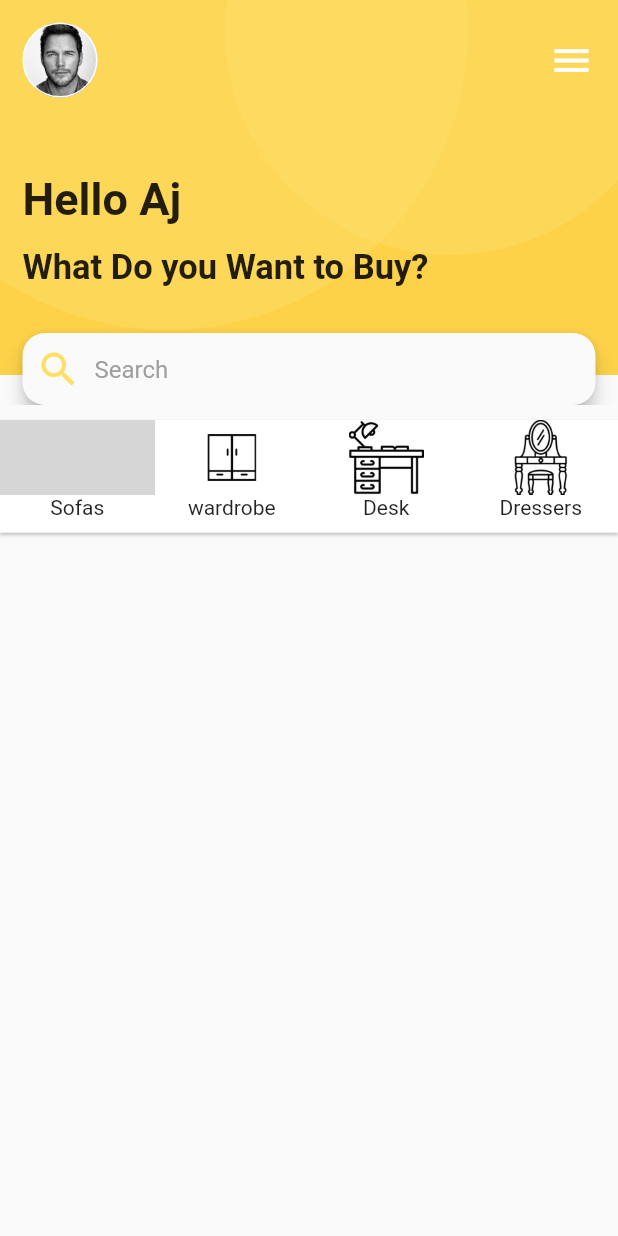
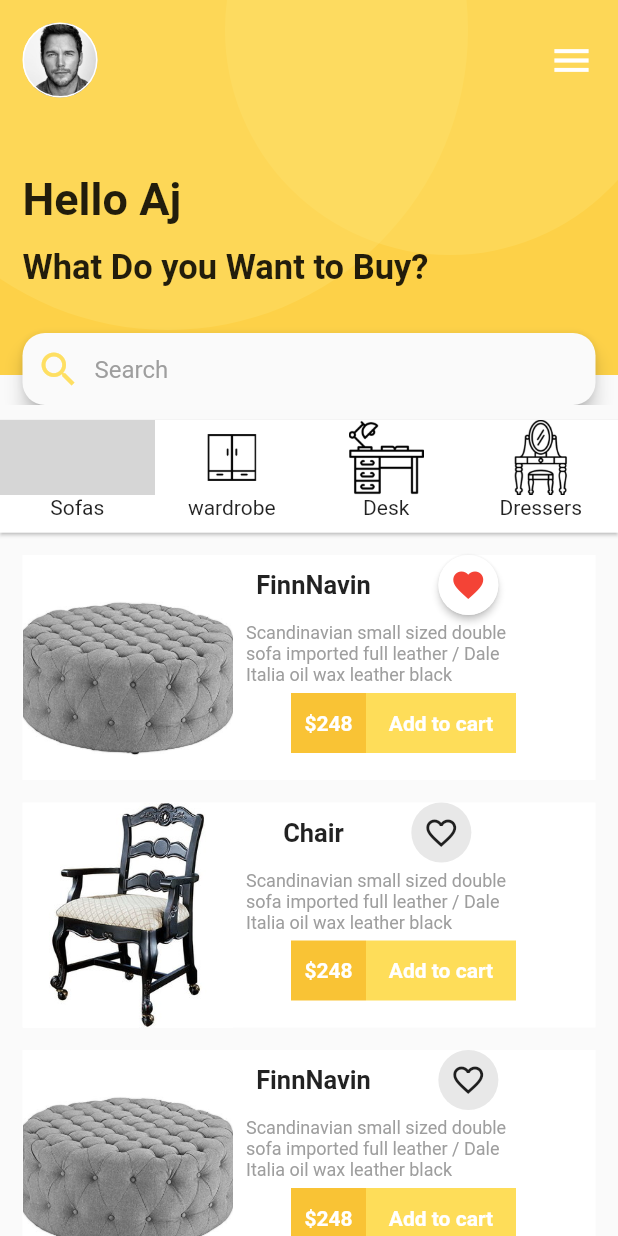
Before and after one commit to ajinkyavn1/Furniture-App-UI-Flutter, a Flutter app: the screen it shows after launch, on a phone screen of 412 x 824 dp. Run offline on Flutter 3.47's test engine with Material 2 defaults, Android fonts, the phone set to English and light mode, and no system bars; missing offline and left inert: dart:ffi; Roboto replaces fonts that are missing (Quicksand, Quickstand); grey boxes are pictures that could not be loaded.

Commit message:
Final Commit

```diff
--- a/lib/main.dart
+++ b/lib/main.dart
@@ -280,9 +280,15 @@ class _MyHomePageState extends State<MyHomePage> {
                     ],
                   )
                 ],
-              )
+              ),
+              // for(int i=0;i<10;i++)
+              itemCard("FinnNavin", 'assets/ottoman.jpg', false),
+              itemCard("Chair", 'assets/anotherchair.jpg', true),
+              itemCard("FinnNavin", 'assets/ottoman.jpg', true),
+              itemCard("Chair", 'assets/anotherchair.jpg', false),
             ],
-          )
+          ),
+
         ],
       ),
     );
```
